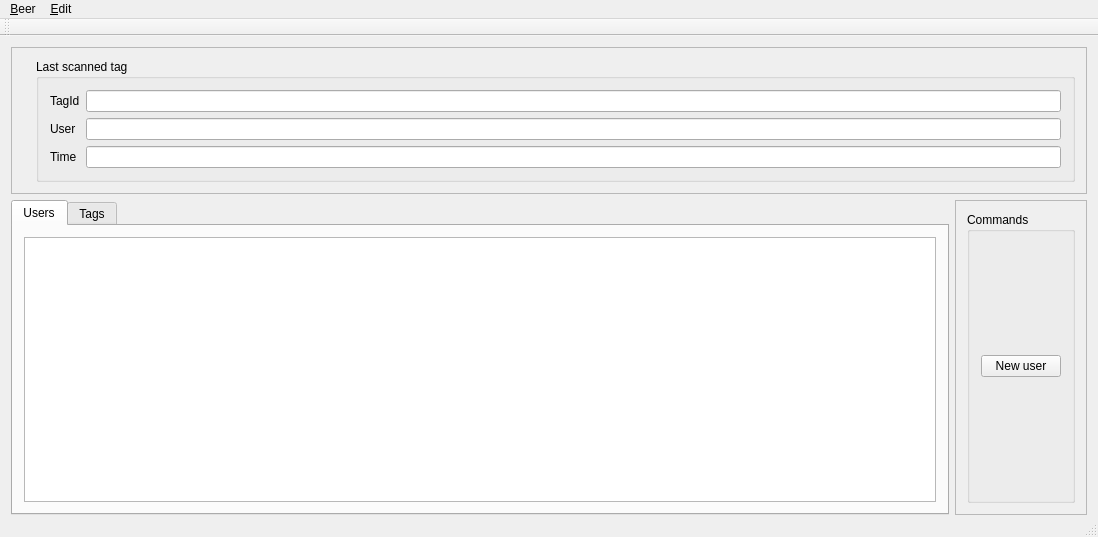
This is qbeer.ui in elmo2k3/qbeer as Qt 5 draws it before an edit. The edited form follows.
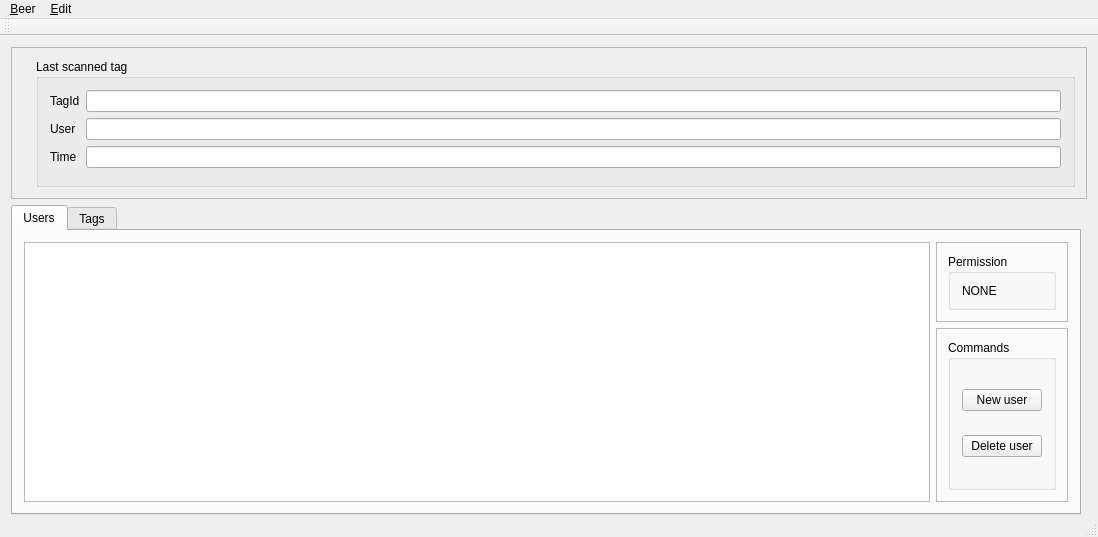
This is the edited form. Icons and pictures are not drawn.

Commit message: save window size when closing

```diff
--- a/qbeer.ui
+++ b/qbeer.ui
@@ -24,7 +24,7 @@
     <property name="bottomMargin">
      <number>0</number>
     </property>
-    <item row="2" column="0">
+    <item row="2" column="0" rowspan="2">
      <widget class="QTabWidget" name="tabWidget">
       <property name="enabled">
        <bool>true</bool>
@@ -36,10 +36,91 @@
        <attribute name="title">
         <string>Users</string>
        </attribute>
-       <layout class="QVBoxLayout" name="verticalLayout_2">
-        <item>
+       <layout class="QGridLayout" name="gridLayout_2">
+        <item row="0" column="0" rowspan="2">
          <widget class="QTableView" name="tableViewTags"/>
         </item>
+        <item row="0" column="1">
+         <widget class="QFrame" name="frame_3">
+          <property name="maximumSize">
+           <size>
+            <width>16777215</width>
+            <height>80</height>
+           </size>
+          </property>
+          <property name="frameShape">
+           <enum>QFrame::StyledPanel</enum>
+          </property>
+          <property name="frameShadow">
+           <enum>QFrame::Raised</enum>
+          </property>
+          <layout class="QVBoxLayout" name="verticalLayout_5">
+           <item>
+            <widget class="QGroupBox" name="groupBox_3">
+             <property name="title">
+              <string>Permission</string>
+             </property>
+             <layout class="QVBoxLayout" name="verticalLayout_6">
+              <item>
+               <widget class="QLabel" name="labelPermission">
+                <property name="text">
+                 <string>NONE</string>
+                </property>
+                <property name="scaledContents">
+                 <bool>false</bool>
+                </property>
+                <property name="alignment">
+                 <set>Qt::AlignLeading|Qt::AlignLeft|Qt::AlignVCenter</set>
+                </property>
+               </widget>
+              </item>
+             </layout>
+            </widget>
+           </item>
+          </layout>
+         </widget>
+        </item>
+        <item row="1" column="1">
+         <widget class="QFrame" name="frame_2">
+          <property name="minimumSize">
+           <size>
+            <width>0</width>
+            <height>0</height>
+           </size>
+          </property>
+          <property name="frameShape">
+           <enum>QFrame::StyledPanel</enum>
+          </property>
+          <property name="frameShadow">
+           <enum>QFrame::Raised</enum>
+          </property>
+          <layout class="QVBoxLayout" name="verticalLayout">
+           <item>
+            <widget class="QGroupBox" name="groupBox_2">
+             <property name="title">
+              <string>Commands</string>
+             </property>
+             <layout class="QVBoxLayout" name="verticalLayout_4">
+              <item>
+               <widget class="QPushButton" name="pushButtonNewUser">
+                <property name="text">
+                 <string>New user</string>
+                </property>
+               </widget>
+              </item>
+              <item>
+               <widget class="QPushButton" name="pushButton">
+                <property name="text">
+                 <string>Delete user</string>
+                </property>
+               </widget>
+              </item>
+             </layout>
+            </widget>
+           </item>
+          </layout>
+         </widget>
+        </item>
        </layout>
       </widget>
       <widget class="QWidget" name="tab_2">
@@ -54,7 +135,7 @@
       </widget>
      </widget>
     </item>
-    <item row="0" column="0" rowspan="2" colspan="2">
+    <item row="0" column="0" colspan="2">
      <widget class="QFrame" name="frame">
       <property name="frameShape">
        <enum>QFrame::StyledPanel</enum>
@@ -130,40 +211,6 @@
       </layout>
      </widget>
     </item>
-    <item row="2" column="1">
-     <widget class="QFrame" name="frame_2">
-      <property name="minimumSize">
-       <size>
-        <width>0</width>
-        <height>0</height>
-       </size>
-      </property>
-      <property name="frameShape">
-       <enum>QFrame::StyledPanel</enum>
-      </property>
-      <property name="frameShadow">
-       <enum>QFrame::Raised</enum>
-      </property>
-      <layout class="QVBoxLayout" name="verticalLayout">
-       <item>
-        <widget class="QGroupBox" name="groupBox_2">
-         <property name="title">
-          <string>Commands</string>
-         </property>
-         <layout class="QVBoxLayout" name="verticalLayout_4">
-          <item>
-           <widget class="QPushButton" name="pushButtonNewUser">
-            <property name="text">
-             <string>New user</string>
-            </property>
-           </widget>
-          </item>
-         </layout>
-        </widget>
-       </item>
-      </layout>
-     </widget>
-    </item>
    </layout>
   </widget>
   <widget class="QMenuBar" name="menuBar">
```
Left out of the diff: 21 changed lines with no effect on the pictures. The commit also changes 2 other files.
